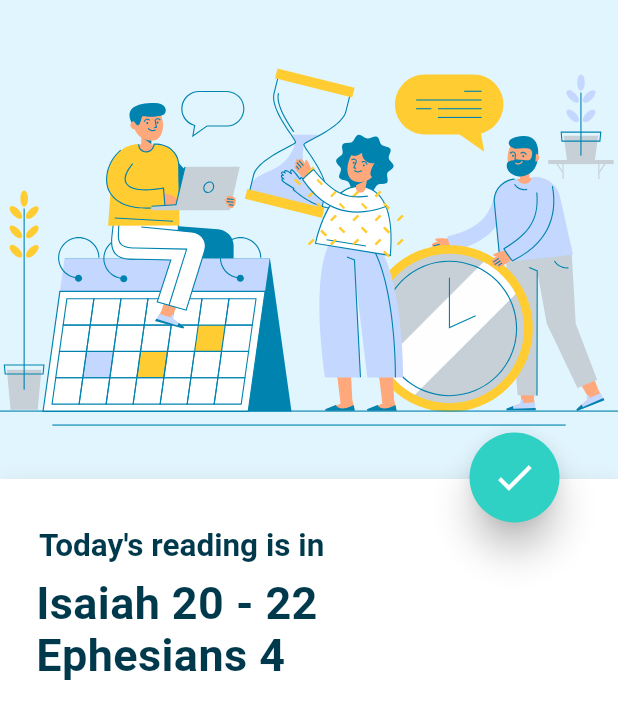
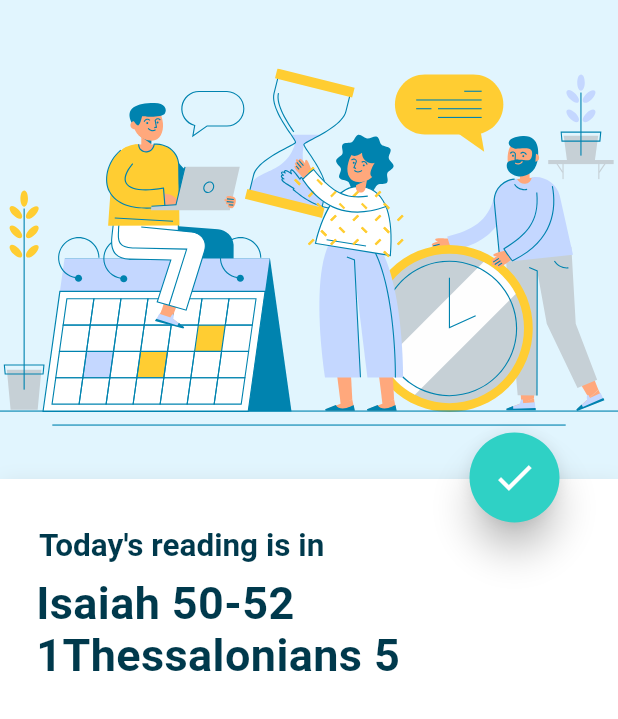
Before and after one commit to namaeconde/bible_yearly, a Flutter app: the screen it shows after launch, on a phone screen of 412 x 824 dp. Shown: the top 719 px of the screen. Run offline on Flutter 3.47's test engine with Material 2 defaults, Android fonts, the phone set to English and light mode, and no system bars; our stand-ins replace flutter_svg.

Commit message:
Update current reading based on month and day

```diff
--- a/lib/main.dart
+++ b/lib/main.dart
@@ -2,6 +2,8 @@ import 'package:flutter/material.dart';
 import 'package:flutter/services.dart';
 import 'package:bible_yearly/app_theme.dart';
 import 'package:flutter_svg/flutter_svg.dart';
+import 'package:intl/intl.dart';
+import 'dart:convert';
 
 void main() async {
   WidgetsFlutterBinding.ensureInitialized();
@@ -58,12 +60,31 @@ class MyHomePage extends StatefulWidget {
 
 class _MyHomePageState extends State<MyHomePage> with TickerProviderStateMixin {
   final double infoHeight = 364.0;
+  List _readings = [];
+
+  // Fetch content from the json file
+  Future<void> readJson() async {
+    final currentMonth = DateFormat.MMMM().format(DateTime.now()).toLowerCase();
+    final String response = await rootBundle.loadString('assets/files/$currentMonth.json');
+    final data = await json.decode(response);
+    setState(() {
+      _readings = data;
+    });
+  }
+
+  @override
+  void initState() {
+    readJson();
+    super.initState();
+  }
 
   @override
   Widget build(BuildContext context) {
     final double tempHeight = MediaQuery.of(context).size.height -
         (MediaQuery.of(context).size.width / 1.2) +
         24.0;
+    final currentDay = DateTime.now().day;
+    final currentReading = _readings.isNotEmpty ? _readings[currentDay] : {};
     return Scaffold(
         backgroundColor: AppTheme.backgroundColor,
         body: Stack(
@@ -118,17 +139,17 @@ class _MyHomePageState extends State<MyHomePage> with TickerProviderStateMixin {
                               ),
                             ),
                           ),
-                          Expanded(
+                          _readings.isNotEmpty ? Expanded(
                             child: Padding(
                               padding: const EdgeInsets.only(
                                   left: 16, right: 16, top: 8, bottom: 8),
                               child: Column(
                                 crossAxisAlignment: CrossAxisAlignment.start,
-                                children: const <Widget>[
+                                children: <Widget>[
                                   Text(
-                                      'Isaiah 20 - 22',
+                                      currentReading["Old Testament"],
                                       textAlign: TextAlign.justify,
-                                      style: TextStyle(
+                                      style: const TextStyle(
                                         fontWeight: FontWeight.w700,
                                         fontSize: 30,
                                         letterSpacing: 0.27,
@@ -136,9 +157,9 @@ class _MyHomePageState extends State<MyHomePage> with TickerProviderStateMixin {
                                       )
                                   ),
                                   Text(
-                                      'Ephesians 4',
+                                      currentReading["New Testament"],
                                       textAlign: TextAlign.justify,
-                                      style: TextStyle(
+                                      style: const TextStyle(
                                         fontWeight: FontWeight.w700,
                                         fontSize: 30,
                                         letterSpacing: 0.27,
@@ -148,7 +169,7 @@ class _MyHomePageState extends State<MyHomePage> with TickerProviderStateMixin {
                                 ],
                               ),
                             ),
-                          ),
+                          ) : Container(),
                           SizedBox(
                             height: MediaQuery.of(context).padding.bottom,
                           )
--- a/pubspec.yaml
+++ b/pubspec.yaml
@@ -29,6 +29,7 @@ environment:
 # the latest version available on pub.dev. To see which dependencies have newer
 # versions available, run `flutter pub outdated`.
 dependencies:
+  intl: ^0.17.0
   flutter:
     sdk: flutter
 
@@ -63,6 +64,7 @@ flutter:
   # To add assets to your application, add an assets section, like this:
   assets:
    - assets/home/
+   - assets/files/
 
   # An image asset can refer to one or more resolution-specific "variants", see
   # https://flutter.dev/assets-and-images/#resolution-aware
```
Also changed, not shown: pubspec.lock.
